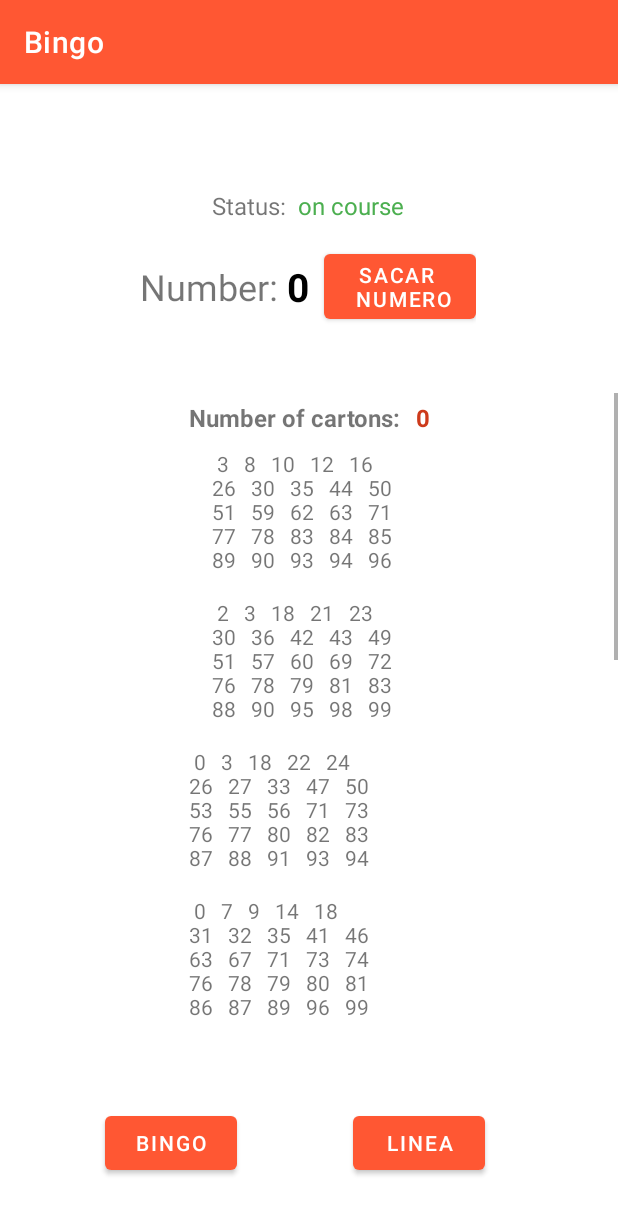
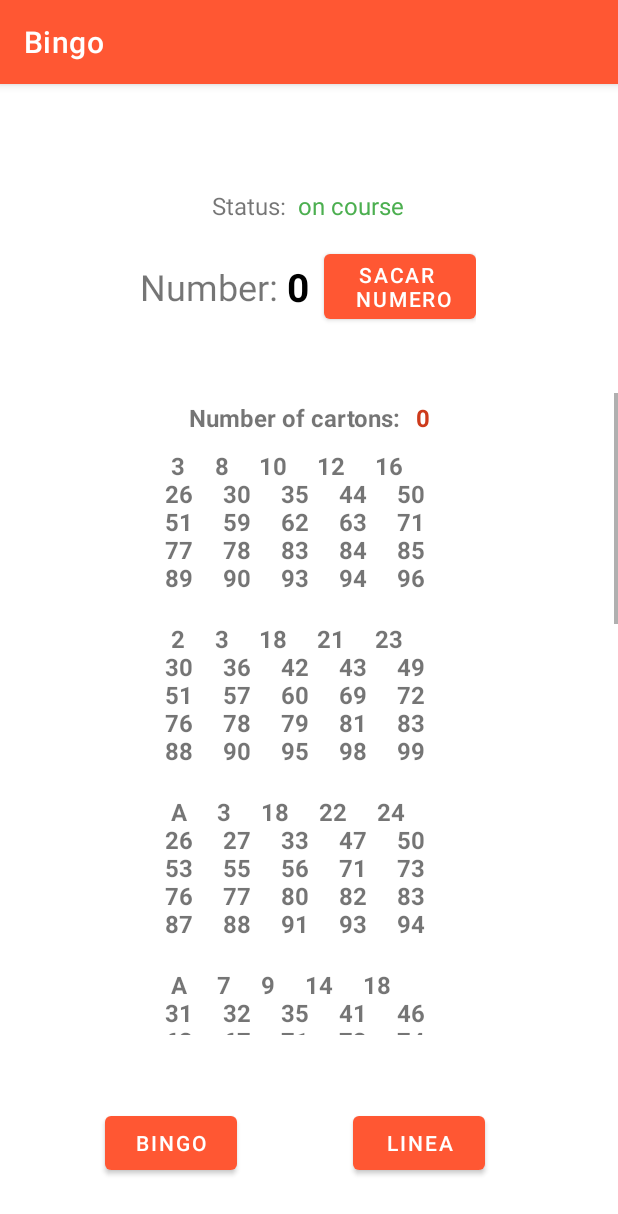
Before and after one commit to danylc9/Bingo2, an Android app: the Sala screen opened directly, with no data from a screen before it, on a phone screen of 412 x 824 dp. Shown: the top 1214 px of the screen. Run offline under Robolectric (Android 15) with nearby library versions, the phone set to English and light mode, and no system bars; our stand-ins replace Firebase (no records; nobody signed in at launch, a user with empty details on screens opened directly); Roboto replaces fonts that are not available here; 1 statement that could not run was skipped.

Commit message:
Si el numero ha salido Aparece con una A

```diff
--- a/app/src/main/java/com/example/bingo/DashBoardInterfaces/DashBoardPresenter.java
+++ b/app/src/main/java/com/example/bingo/DashBoardInterfaces/DashBoardPresenter.java
@@ -42,7 +42,7 @@ public class DashBoardPresenter implements DashBoard.Presenter,DashBoard.TaskLis
 //AQUI SE SACA LA GENERACION DE MATRICES
     @Override
     public void generate(int cardBoard) {
-        game.generarMatrices(cardBoard);
+       // game.generarMatrices(cardBoard);
     }
 
 
--- a/app/src/main/java/com/example/bingo/Data/Game.java
+++ b/app/src/main/java/com/example/bingo/Data/Game.java
@@ -2,6 +2,8 @@ package com.example.bingo.Data;
 
 import androidx.annotation.NonNull;
 import androidx.collection.ArraySet;
+
+import com.example.bingo.ViewModelGeneral;
 
 import java.lang.reflect.Array;
 import java.util.ArrayList;
@@ -14,6 +16,7 @@ import java.util.concurrent.ThreadLocalRandom;
 
 
 public class Game {
+    ViewModelGeneral viewModel = new ViewModelGeneral();
 
     private int filas = 5;
     private int columnas = 5;
@@ -30,12 +33,18 @@ public class Game {
     @NonNull
     @Override
     public String toString() {
+        viewModel.generadosAdd(0);
 
         String str = " ";
 
         for (int i = 0; i < filas; i++) {
             for (int j = 0; j < columnas; j++) {
-                str += (matrix[i][j] + "   ");
+                if (viewModel.generadosContiene(matrix[i][j])) {
+                    str += "A" + "     ";
+                } else {
+                    str += (matrix[i][j] + "     ");
+
+                }
             }
             str += "\n";
         }
@@ -83,14 +92,12 @@ public class Game {
         for (int i = 10; i < 15; i++) {
             int min_val = 51;
             int max_val = 75;
-            int aleatorio = -1;
             boolean generado = false;
             while (!generado) {
                 ThreadLocalRandom tlr = ThreadLocalRandom.current();
                 int randomNum = tlr.nextInt(min_val, max_val + 1);
                 if (!generados.contains(randomNum)) {
                     generados.add(randomNum);
-                    aleatorio = randomNum;
                     generado = true;
                 }
 
@@ -100,14 +107,12 @@ public class Game {
         for (int i = 15; i < 20; i++) {
             int min_val = 76;
             int max_val = 85;
-            int aleatorio = -1;
             boolean generado = false;
             while (!generado) {
                 ThreadLocalRandom tlr = ThreadLocalRandom.current();
                 int randomNum = tlr.nextInt(min_val, max_val + 1);
                 if (!generados.contains(randomNum)) {
                     generados.add(randomNum);
-                    aleatorio = randomNum;
                     generado = true;
                 }
 
@@ -117,14 +122,12 @@ public class Game {
         for (int i = 20; i < 25; i++) {
             int min_val = 86;
             int max_val = 99;
-            int aleatorio = -1;
             boolean generado = false;
             while (!generado) {
                 ThreadLocalRandom tlr = ThreadLocalRandom.current();
                 int randomNum = tlr.nextInt(min_val, max_val + 1);
                 if (!generados.contains(randomNum)) {
                     generados.add(randomNum);
-                    aleatorio = randomNum;
                     generado = true;
                 }
 
@@ -150,7 +153,4 @@ public class Game {
     }
 
 
-
-
-
 }
--- a/app/src/main/java/com/example/bingo/Sala.java
+++ b/app/src/main/java/com/example/bingo/Sala.java
@@ -49,16 +49,6 @@ public class Sala extends AppCompatActivity {
     DatabaseReference messageRefNumero;
 
 
-    Game game = new Game();
-    Game game2 = new Game();
-    Game game3 = new Game();
-    Game game4 = new Game();
-    Game game5 = new Game();
-    Game game6 = new Game();
-    Game game7 = new Game();
-    Game game8 = new Game();
-    Game game9 = new Game();
-    Game game10 = new Game();
 
     TextView numeroCartones;
     TextView textStatus;
@@ -110,16 +100,16 @@ public class Sala extends AppCompatActivity {
         carton10 = findViewById(R.id.carton10);
 
         //inicializar cartones
-        carton1.setText(game.toString());
-        carton2.setText(game2.toString());
-        carton3.setText(game3.toString());
-        carton4.setText(game4.toString());
-        carton5.setText(game5.toString());
-        carton6.setText(game6.toString());
-        carton7.setText(game7.toString());
-        carton8.setText(game8.toString());
-        carton9.setText(game9.toString());
-        carton10.setText(game10.toString());
+        carton1.setText(viewModel.game.toString());
+        carton2.setText(viewModel.game2.toString());
+        carton3.setText(viewModel.game3.toString());
+        carton4.setText(viewModel.game4.toString());
+        carton5.setText(viewModel.game5.toString());
+        carton6.setText(viewModel.game6.toString());
+        carton7.setText(viewModel.game7.toString());
+        carton8.setText(viewModel.game8.toString());
+        carton9.setText(viewModel.game9.toString());
+        carton10.setText(viewModel.game10.toString());
 
 
         btn_BINGO = findViewById(R.id.btn_BINGO);
--- a/app/src/main/java/com/example/bingo/ViewModelGeneral.java
+++ b/app/src/main/java/com/example/bingo/ViewModelGeneral.java
@@ -1,5 +1,6 @@
 package com.example.bingo;
 
+import com.example.bingo.Data.Game;
 import com.example.bingo.Data.Jugador;
 
 import java.util.ArrayList;
@@ -13,32 +14,46 @@ public class ViewModelGeneral {
 
     static List<Integer> generados = new ArrayList<Integer>();
 
-    public ViewModelGeneral(){
+    public ViewModelGeneral() {
     }
 
-   public void setJugador(Jugador juga){
+    public void setJugador(Jugador juga) {
         jugador = juga;
     }
-    public String getNameJugador(){
-       return jugador.getName();
-    }
-    public int getNumCartones(){
-       return jugador.getNumCartones();
+
+    public String getNameJugador() {
+        return jugador.getName();
     }
 
-    public boolean isPrimeraVez(){
+    public int getNumCartones() {
+        return jugador.getNumCartones();
+    }
+
+    public boolean isPrimeraVez() {
         return primeraVez;
     }
-    public void setPrimeraVezFalse(){
+
+    public void setPrimeraVezFalse() {
         primeraVez = false;
     }
 
-    public boolean generadosContiene(int e){
+    public boolean generadosContiene(int e) {
         return generados.contains(e);
     }
 
-    public void generadosAdd(int e){
+    public void generadosAdd(int e) {
         generados.add(e);
     }
 
+    static Game game = new Game();
+    static Game game2 = new Game();
+    static Game game3 = new Game();
+    static Game game4 = new Game();
+    static Game game5 = new Game();
+    static Game game6 = new Game();
+    static Game game7 = new Game();
+    static Game game8 = new Game();
+    static Game game9 = new Game();
+    static Game game10 = new Game();
+
 }
--- a/app/src/main/res/layout/activity_sala.xml
+++ b/app/src/main/res/layout/activity_sala.xml
@@ -185,61 +185,81 @@
                 android:id="@+id/TextTestMatrix"
                 android:layout_width="wrap_content"
                 android:layout_height="wrap_content"
-                android:text="TextTestMatrix" />
+                android:text="TextTestMatrix"
+                android:textSize="16sp"
+                android:textStyle="bold" />
 
             <TextView
                 android:id="@+id/carton2"
                 android:layout_width="wrap_content"
                 android:layout_height="wrap_content"
-                android:text="TextView" />
+                android:text="TextView"
+                android:textSize="16sp"
+                android:textStyle="bold" />
 
             <TextView
                 android:id="@+id/carton3"
                 android:layout_width="match_parent"
                 android:layout_height="wrap_content"
-                android:text="TextView" />
+                android:text="TextView"
+                android:textSize="16sp"
+                android:textStyle="bold" />
 
             <TextView
                 android:id="@+id/carton4"
                 android:layout_width="match_parent"
                 android:layout_height="wrap_content"
-                android:text="TextView" />
+                android:text="TextView"
+                android:textSize="16sp"
+                android:textStyle="bold" />
 
             <TextView
                 android:id="@+id/carton5"
                 android:layout_width="match_parent"
                 android:layout_height="wrap_content"
-                android:text="TextView" />
+                android:text="TextView"
+                android:textSize="16sp"
+                android:textStyle="bold" />
 
             <TextView
                 android:id="@+id/carton6"
                 android:layout_width="match_parent"
                 android:layout_height="wrap_content"
-                android:text="TextView" />
+                android:text="TextView"
+                android:textSize="16sp"
+                android:textStyle="bold" />
 
             <TextView
                 android:id="@+id/carton7"
                 android:layout_width="match_parent"
                 android:layout_height="wrap_content"
-                android:text="TextView" />
+                android:text="TextView"
+                android:textSize="16sp"
+                android:textStyle="bold" />
 
             <TextView
                 android:id="@+id/carton8"
                 android:layout_width="match_parent"
                 android:layout_height="wrap_content"
-                android:text="TextView" />
+                android:text="TextView"
+                android:textSize="16sp"
+                android:textStyle="bold" />
 
             <TextView
                 android:id="@+id/carton9"
                 android:layout_width="match_parent"
                 android:layout_height="wrap_content"
-                android:text="TextView" />
+                android:text="TextView"
+                android:textSize="16sp"
+                android:textStyle="bold" />
 
             <TextView
                 android:id="@+id/carton10"
                 android:layout_width="match_parent"
                 android:layout_height="wrap_content"
-                android:text="TextView" />
+                android:text="TextView"
+                android:textSize="16sp"
+                android:textStyle="bold" />
 
         </LinearLayout>
     </ScrollView>
--- a/app/src/main/res/layout/activity_second.xml
+++ b/app/src/main/res/layout/activity_second.xml
@@ -59,7 +59,7 @@
         android:layout_height="48dp"
         android:ems="10"
         android:inputType="textPersonName"
-        android:text="Introduce Name"
+        android:text="Nick in-Game"
         app:layout_constraintBottom_toBottomOf="parent"
         app:layout_constraintEnd_toEndOf="parent"
         app:layout_constraintHorizontal_bias="0.4"
@@ -72,7 +72,7 @@
         android:layout_width="wrap_content"
         android:layout_height="wrap_content"
         android:enabled="false"
-        android:text="Login"
+        android:text="Enter"
         app:layout_constraintBottom_toBottomOf="parent"
         app:layout_constraintEnd_toEndOf="parent"
         app:layout_constraintHorizontal_bias="0.466"
```
